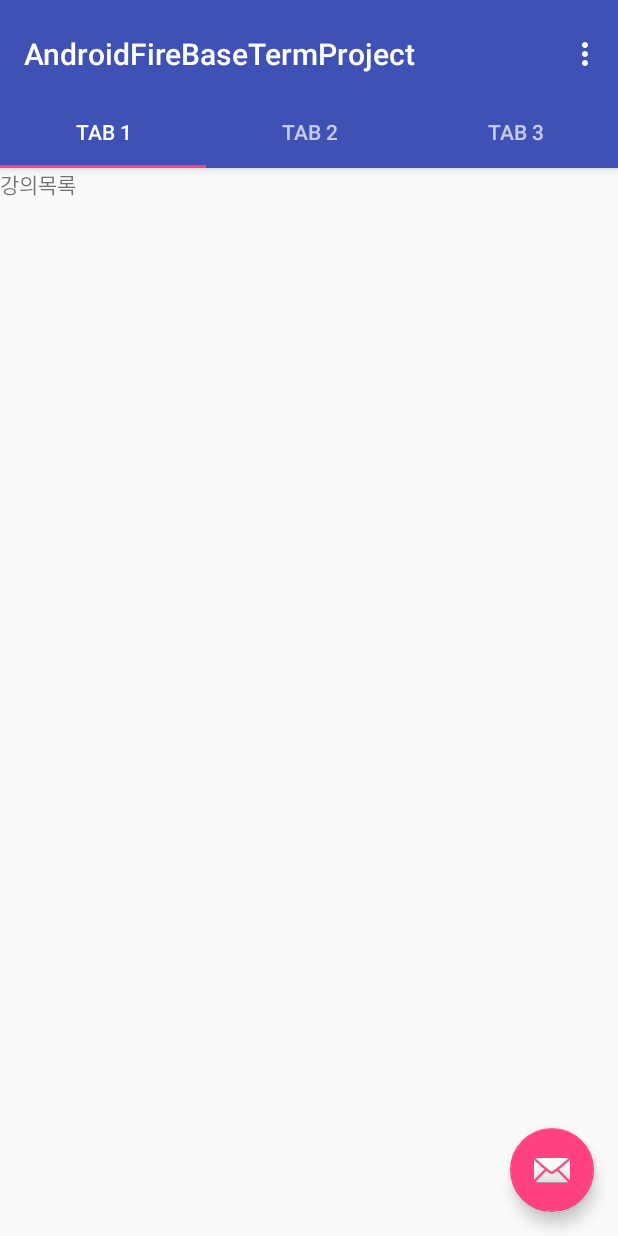
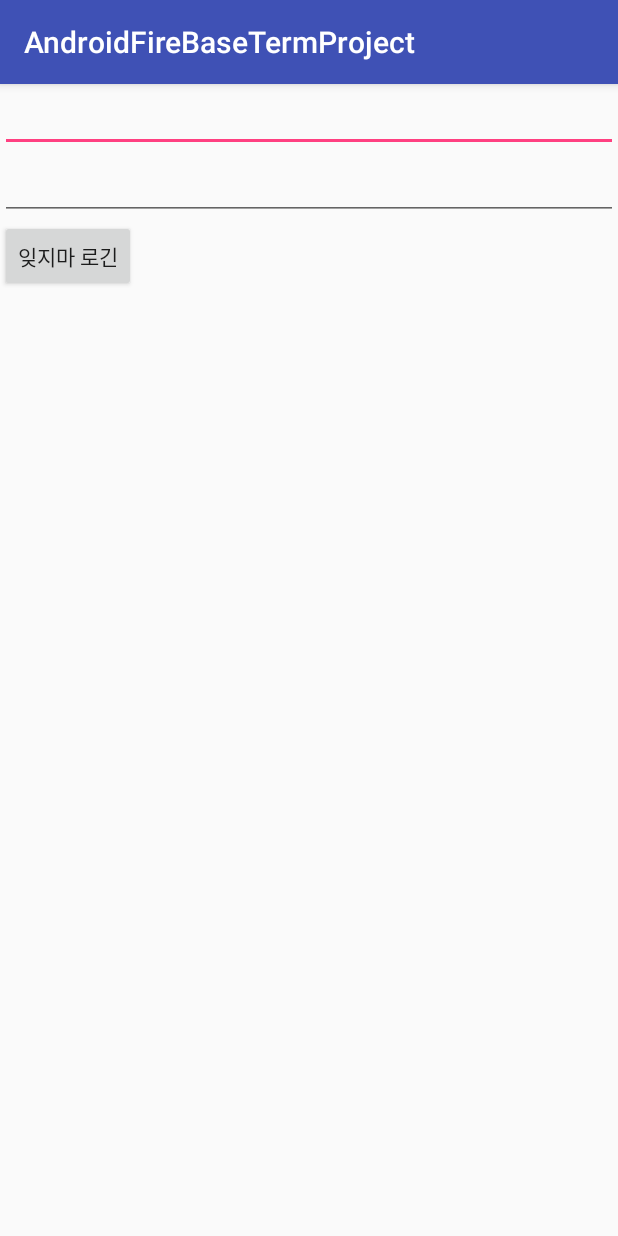
Before and after one commit to wjdghks158/AndroidFireBaseTermProject, an Android app: the screen it shows after launch (MainActivity before the commit, LoginActivity after it), on a phone screen of 412 x 824 dp. Run offline under Robolectric (Android 15) with nearby library versions, the phone set to English and light mode, and no system bars; our stand-ins replace Firebase (no records; nobody signed in at launch, a user with empty details on screens opened directly).

```diff
--- a/app/src/main/AndroidManifest.xml
+++ b/app/src/main/AndroidManifest.xml
@@ -13,13 +13,15 @@
             android:name=".MainActivity"
             android:label="@string/app_name"
             android:theme="@style/AppTheme.NoActionBar">
+
+        </activity>
+        <activity android:name=".LoginActivity">
             <intent-filter>
                 <action android:name="android.intent.action.MAIN" />
 
                 <category android:name="android.intent.category.LAUNCHER" />
             </intent-filter>
         </activity>
-        <activity android:name=".LoginActivity"></activity>
     </application>
 
 </manifest>
--- a/app/src/main/java/com/example/unclej/androidfirebasetermproject/LoginActivity.java
+++ b/app/src/main/java/com/example/unclej/androidfirebasetermproject/LoginActivity.java
@@ -1,14 +1,112 @@
 package com.example.unclej.androidfirebasetermproject;
 
+import android.content.Intent;
+import android.net.Uri;
+import android.support.annotation.NonNull;
 import android.support.v7.app.AppCompatActivity;
 import android.os.Bundle;
+import android.util.Log;
+import android.view.View;
+import android.widget.Button;
+import android.widget.EditText;
+import android.widget.Toast;
+
+import com.google.android.gms.tasks.OnCompleteListener;
+import com.google.android.gms.tasks.Task;
+import com.google.firebase.auth.AuthResult;
+import com.google.firebase.auth.FirebaseAuth;
+import com.google.firebase.auth.FirebaseUser;
 
 public class LoginActivity extends AppCompatActivity {
+
+    String TAG = "PH";
+
+    private FirebaseAuth mAuth;
+    private FirebaseAuth.AuthStateListener mAuthListener;
+    Button login;
 
     @Override
     protected void onCreate(Bundle savedInstanceState) {
         super.onCreate(savedInstanceState);
         setContentView(R.layout.activity_login);
 
+        String email;
+        String password;
+        login = (Button)findViewById(R.id.login_btn);
+
+        login.setOnClickListener(new View.OnClickListener() {
+            @Override
+            public void onClick(View v) {
+                onButtonLogin(v);
+            }
+        });
+        mAuth = FirebaseAuth.getInstance();
+
+        mAuthListener = new FirebaseAuth.AuthStateListener() { // 인증 상태 리스너
+            @Override
+            public void onAuthStateChanged(@NonNull FirebaseAuth firebaseAuth) {
+                FirebaseUser user = firebaseAuth.getCurrentUser();
+                if (user != null) {
+                    Log.d("PH", "onAuthStateChanged:signed_in:" + user.getUid());
+                } else {
+                    Log.d("PH", "onAuthStateChanged:signed_out");
+                }
+            }
+        };
+
+
+        FirebaseUser user = FirebaseAuth.getInstance().getCurrentUser();
+        if (user != null) {
+            // Name, email address, and profile photo Url
+            String name = user.getDisplayName();
+            email = user.getEmail();
+
+            Uri photoUrl = user.getPhotoUrl();
+
+            // Check if user's email is verified
+            boolean emailVerified = user.isEmailVerified();
+
+            // The user's ID, unique to the Firebase project. Do NOT use this value to
+            // authenticate with your backend server, if you have one. Use
+            // FirebaseUser.getToken() instead.
+            String uid = user.getUid();
+        }
+
+
+    }
+
+    public void onButtonLogin(View v) {
+        String email = ((EditText)findViewById(R.id.id)).getText().toString();
+        String password = ((EditText)findViewById(R.id.pw)).getText().toString();
+        mAuth.signInWithEmailAndPassword(email, password) // Task 객체 리턴
+                .addOnCompleteListener(this, new OnCompleteListener<AuthResult>() {
+                    @Override
+                    public void onComplete(@NonNull Task<AuthResult> task) {
+                        Log.d("PH", "signInWithEmail:onComplete:" + task.isSuccessful());
+                        if (task.isSuccessful()) { // 로그인 성공
+                            Toast.makeText(LoginActivity.this, "로긴!",
+                                    Toast.LENGTH_SHORT).show();
+                            Intent i = new Intent(getApplicationContext(), MainActivity.class);
+                            startActivity(i);
+
+                        }
+
+                    }
+                });
+    }
+
+    @Override
+    public void onStart() {
+        super.onStart();
+        // Check if user is signed in (non-null) and update UI accordingly.
+        FirebaseUser currentUser = mAuth.getCurrentUser();
+    }
+
+    @Override
+    public void onStop() {
+        super.onStop();
+        if (mAuthListener != null) {
+            mAuth.removeAuthStateListener(mAuthListener);
+        }
     }
 }
--- a/app/src/main/res/layout/activity_login.xml
+++ b/app/src/main/res/layout/activity_login.xml
@@ -1,9 +1,24 @@
 <?xml version="1.0" encoding="utf-8"?>
-<android.support.constraint.ConstraintLayout xmlns:android="http://schemas.android.com/apk/res/android"
+<LinearLayout xmlns:android="http://schemas.android.com/apk/res/android"
     xmlns:app="http://schemas.android.com/apk/res-auto"
     xmlns:tools="http://schemas.android.com/tools"
     android:layout_width="match_parent"
     android:layout_height="match_parent"
+    android:orientation="vertical"
     tools:context="com.example.unclej.androidfirebasetermproject.LoginActivity">
 
-</android.support.constraint.ConstraintLayout>
+    <EditText
+        android:id="@+id/id"
+        android:layout_width="match_parent"
+        android:layout_height="wrap_content" />
+
+    <EditText
+        android:id="@+id/pw"
+        android:layout_width="match_parent"
+        android:layout_height="wrap_content" />
+    <Button
+        android:text="잊지마 로긴"
+        android:id="@+id/login_btn"
+        android:layout_width="wrap_content"
+        android:layout_height="wrap_content" />
+</LinearLayout>
```
Also changed, not shown: 1 other file.
